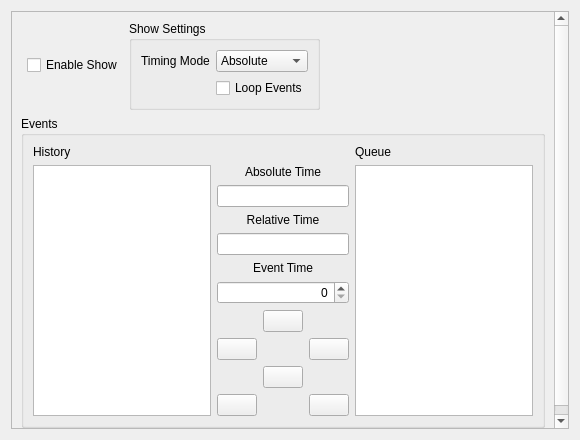
First picture: the form in src/widget/showcontrolwidget.ui, repository 8bitbuddhist/PixelMaestro-Studio, before the edit.
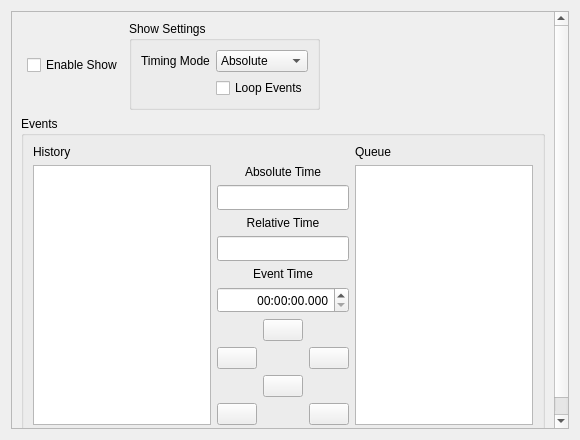
Second picture: the form after the edit. Icons and pictures are not drawn.

Commit message:
Changed time widgets to display time spans instead of milliseconds.
Added window icons.

The edit to the form file:
```diff
--- a/src/widget/showcontrolwidget.ui
+++ b/src/widget/showcontrolwidget.ui
@@ -25,7 +25,7 @@
         <x>0</x>
         <y>0</y>
         <width>546</width>
-        <height>470</height>
+        <height>467</height>
        </rect>
       </property>
       <layout class="QGridLayout" name="gridLayout">
@@ -121,6 +121,12 @@
                 <verstretch>0</verstretch>
                </sizepolicy>
               </property>
+              <property name="font">
+               <font>
+                <family>Fira Mono</family>
+                <pointsize>9</pointsize>
+               </font>
+              </property>
               <property name="toolTip">
                <string>Total runtime</string>
               </property>
@@ -159,6 +165,12 @@
                 <verstretch>0</verstretch>
                </sizepolicy>
               </property>
+              <property name="font">
+               <font>
+                <family>Fira Mono</family>
+                <pointsize>9</pointsize>
+               </font>
+              </property>
               <property name="toolTip">
                <string>Time since the last event</string>
               </property>
@@ -187,12 +199,12 @@
              </widget>
             </item>
             <item>
-             <widget class="QSpinBox" name="eventTimeSpinBox">
-              <property name="sizePolicy">
-               <sizepolicy hsizetype="Minimum" vsizetype="Fixed">
-                <horstretch>0</horstretch>
-                <verstretch>0</verstretch>
-               </sizepolicy>
+             <widget class="QTimeEdit" name="eventTimeEdit">
+              <property name="font">
+               <font>
+                <family>Fira Mono</family>
+                <pointsize>9</pointsize>
+               </font>
               </property>
               <property name="toolTip">
                <string>Time to run the next event</string>
@@ -200,11 +212,24 @@
               <property name="alignment">
                <set>Qt::AlignRight|Qt::AlignTrailing|Qt::AlignVCenter</set>
               </property>
-              <property name="maximum">
-               <number>100000000</number>
+              <property name="currentSection">
+               <enum>QDateTimeEdit::SecondSection</enum>
               </property>
-              <property name="singleStep">
-               <number>10</number>
+              <property name="displayFormat">
+               <string>hh:mm:ss.zzz</string>
+              </property>
+              <property name="currentSectionIndex">
+               <number>2</number>
+              </property>
+              <property name="timeSpec">
+               <enum>Qt::LocalTime</enum>
+              </property>
+              <property name="time">
+               <time>
+                <hour>0</hour>
+                <minute>0</minute>
+                <second>0</second>
+               </time>
               </property>
              </widget>
             </item>
```
Left out of the diff: 3 changed lines with no effect on the pictures. The commit also changes 111 other files.
